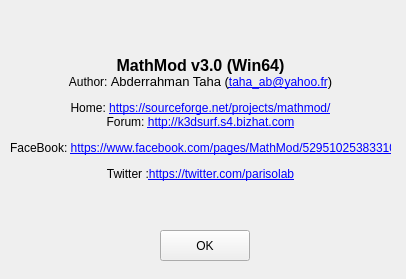
The window that trunk/ui_forms/about.ui (parisolab/mathmod) describes before a commit, drawn with Qt 5.
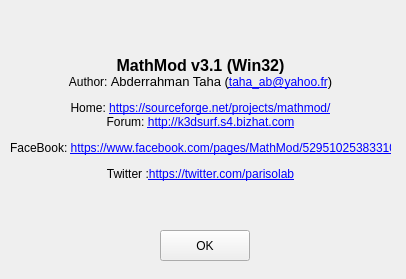
The same window after the commit.

```diff
--- a/trunk/ui_forms/about.ui
+++ b/trunk/ui_forms/about.ui
@@ -26,7 +26,7 @@
     <font/>
    </property>
    <property name="text">
-    <string>&lt;html&gt;&lt;head/&gt;&lt;body&gt;&lt;p align=&quot;center&quot;&gt;&lt;span style=&quot; font-size:12pt; font-weight:600;&quot;&gt;MathMod v3.0 (Win64)&lt;/span&gt;&lt;br/&gt;Author: &lt;span style=&quot; font-size:10pt;&quot;&gt;Abderrahman Taha (&lt;/span&gt;&lt;a href=&quot;taha_ab@yahoo.fr&quot;&gt;&lt;span style=&quot; text-decoration: underline; color:#0000ff;&quot;&gt;taha_ab@yahoo.fr&lt;/span&gt;&lt;/a&gt;&lt;span style=&quot; font-size:10pt;&quot;&gt;)&lt;/span&gt;&lt;/p&gt;&lt;p align=&quot;center&quot;&gt;Home: &lt;a href=&quot;https://sourceforge.net/projects/mathmod/&quot;&gt;&lt;span style=&quot; text-decoration: underline; color:#0000ff;&quot;&gt;https://sourceforge.net/projects/mathmod/&lt;/span&gt;&lt;/a&gt;&lt;br/&gt;Forum: &lt;a href=&quot;http://k3dsurf.s4.bizhat.com&quot;&gt;&lt;span style=&quot; text-decoration: underline; color:#0000ff;&quot;&gt;http://k3dsurf.s4.bizhat.com&lt;/span&gt;&lt;/a&gt;&lt;/p&gt;&lt;p align=&quot;center&quot;&gt;FaceBook: &lt;a href=&quot;https://www.facebook.com/pages/MathMod/529510253833102&quot;&gt;&lt;span style=&quot; text-decoration: underline; color:#0000ff;&quot;&gt;https://www.facebook.com/pages/MathMod/529510253833102&lt;/span&gt;&lt;/a&gt;&lt;/p&gt;&lt;p align=&quot;center&quot;&gt;Twitter :&lt;a href=&quot;https://twitter.com/parisolab&quot;&gt;&lt;span style=&quot; text-decoration: underline; color:#0000ff;&quot;&gt;https://twitter.com/parisolab&lt;/span&gt;&lt;/a&gt;&lt;br/&gt;&lt;/p&gt;&lt;/body&gt;&lt;/html&gt;</string>
+    <string>&lt;html&gt;&lt;head/&gt;&lt;body&gt;&lt;p align=&quot;center&quot;&gt;&lt;span style=&quot; font-size:12pt; font-weight:600;&quot;&gt;MathMod v3.1 (Win32)&lt;/span&gt;&lt;br/&gt;Author: &lt;span style=&quot; font-size:10pt;&quot;&gt;Abderrahman Taha (&lt;/span&gt;&lt;a href=&quot;taha_ab@yahoo.fr&quot;&gt;&lt;span style=&quot; text-decoration: underline; color:#0000ff;&quot;&gt;taha_ab@yahoo.fr&lt;/span&gt;&lt;/a&gt;&lt;span style=&quot; font-size:10pt;&quot;&gt;)&lt;/span&gt;&lt;/p&gt;&lt;p align=&quot;center&quot;&gt;Home: &lt;a href=&quot;https://sourceforge.net/projects/mathmod/&quot;&gt;&lt;span style=&quot; text-decoration: underline; color:#0000ff;&quot;&gt;https://sourceforge.net/projects/mathmod/&lt;/span&gt;&lt;/a&gt;&lt;br/&gt;Forum: &lt;a href=&quot;http://k3dsurf.s4.bizhat.com&quot;&gt;&lt;span style=&quot; text-decoration: underline; color:#0000ff;&quot;&gt;http://k3dsurf.s4.bizhat.com&lt;/span&gt;&lt;/a&gt;&lt;/p&gt;&lt;p align=&quot;center&quot;&gt;FaceBook: &lt;a href=&quot;https://www.facebook.com/pages/MathMod/529510253833102&quot;&gt;&lt;span style=&quot; text-decoration: underline; color:#0000ff;&quot;&gt;https://www.facebook.com/pages/MathMod/529510253833102&lt;/span&gt;&lt;/a&gt;&lt;/p&gt;&lt;p align=&quot;center&quot;&gt;Twitter :&lt;a href=&quot;https://twitter.com/parisolab&quot;&gt;&lt;span style=&quot; text-decoration: underline; color:#0000ff;&quot;&gt;https://twitter.com/parisolab&lt;/span&gt;&lt;/a&gt;&lt;br/&gt;&lt;/p&gt;&lt;/body&gt;&lt;/html&gt;</string>
    </property>
    <property name="wordWrap">
     <bool>false</bool>
```
